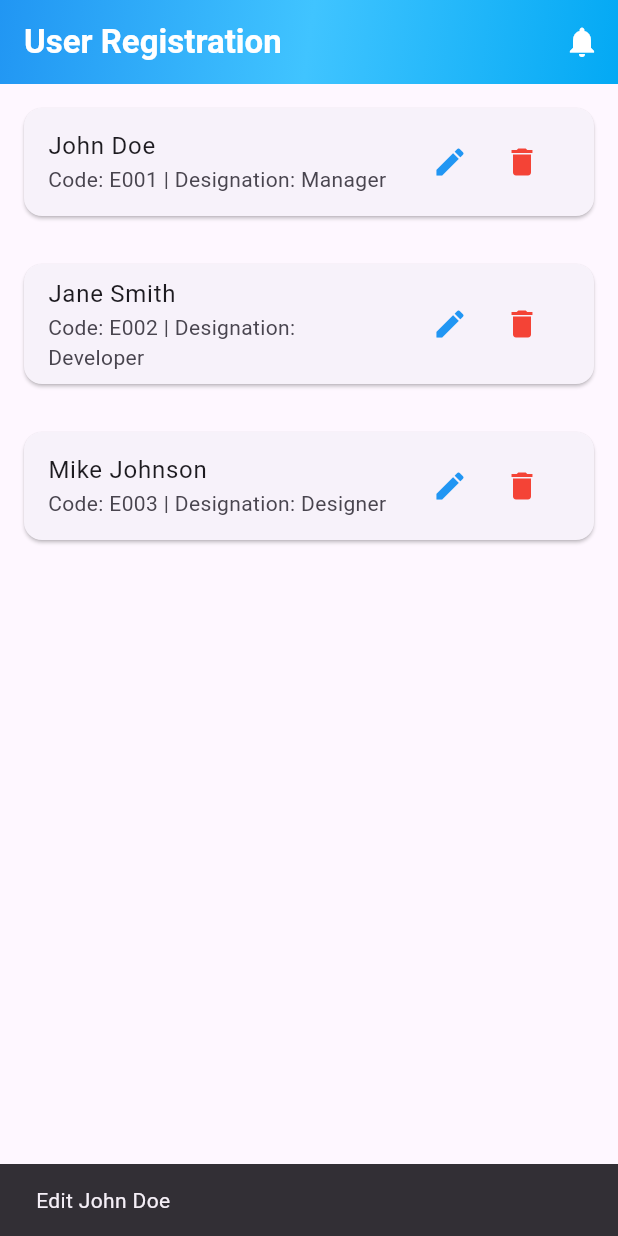
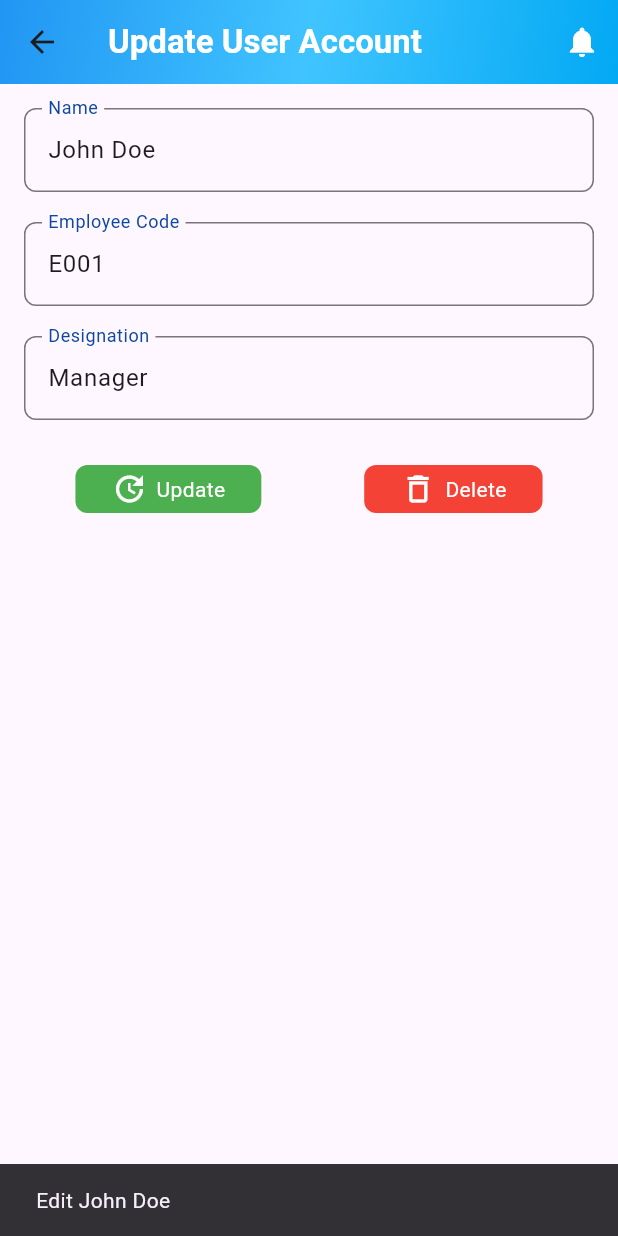
Before and after one commit to FoxtonResearchTech/camp_organizer, a Flutter app: the screen it shows after launch, after a tap on the "edit" icon, on a phone screen of 412 x 824 dp. Run offline on Flutter 3.47's test engine with Material 3 defaults, Android fonts, the light colour scheme and no system bars; our stand-ins replace cloud_firestore, curved_navigation_bar, firebase_auth, firebase_core, fl_chart, flutter_animate and 4 more; accounts and stored records are empty.

Commit message:
Merge remote-tracking branch 'origin/main'

```diff
--- a/lib/main.dart
+++ b/lib/main.dart
@@ -4,6 +4,7 @@ import 'package:camp_organizer/presentation/authentication/login_screen.dart';
 import 'package:camp_organizer/presentation/module/admin/add_employee.dart';
 import 'package:camp_organizer/presentation/module/admin/approvals.dart';
 import 'package:camp_organizer/presentation/module/admin/dashboard.dart';
+import 'package:camp_organizer/presentation/module/admin/edit_employee_account.dart';
 import 'package:camp_organizer/presentation/module/admin/manage_employee_account.dart';
 import 'package:firebase_core/firebase_core.dart';
 import 'package:flutter/material.dart';
--- /dev/null
+++ b/lib/presentation/module/admin/edit_employee_account.dart
@@ -0,0 +1,131 @@
+import 'package:camp_organizer/widgets/Text%20Form%20Field/custom_text_form_field.dart';
+import 'package:flutter/material.dart';
+
+import '../../notification/notification.dart';
+import 'manage_employee_account.dart';
+
+class EditEmployeeAccount extends StatefulWidget {
+  final Employee employee;
+  final int index;
+  final Function onUpdate;
+  final Function onDelete;
+
+  const EditEmployeeAccount({
+    Key? key,
+    required this.employee,
+    required this.index,
+    required this.onUpdate,
+    required this.onDelete,
+  }): super(key: key);
+
+  @override
+  State<EditEmployeeAccount> createState() => _EditEmployeeAccountState();
+}
+
+
+
+class _EditEmployeeAccountState extends State<EditEmployeeAccount> {
+  late TextEditingController nameController;
+  late TextEditingController empCodeController;
+  late TextEditingController designationController;
+
+  @override
+  void initState() {
+    super.initState();
+    nameController = TextEditingController(text: widget.employee.name);
+    empCodeController = TextEditingController(text: widget.employee.empCode);
+    designationController = TextEditingController(text: widget.employee.designation);
+  }
+
+  void _updateEmployee() {
+    widget.onUpdate(
+      widget.index,
+      Employee(
+        name: nameController.text,
+        empCode: empCodeController.text,
+        designation: designationController.text,
+      ),
+    );
+    Navigator.pop(context);
+  }
+
+  void _deleteEmployee() {
+    widget.onDelete(widget.index);
+    Navigator.pop(context);
+  }
+
+  @override
+  Widget build(BuildContext context) {
+    return Scaffold(
+      appBar: AppBar(
+        title: const Text(
+          'Update User Account',
+          style: TextStyle(color: Colors.white, fontSize: 22, fontWeight: FontWeight.bold),
+        ),
+        centerTitle: false,
+        backgroundColor: Colors.transparent,
+        elevation: 0,
+        flexibleSpace: Container(
+          decoration: BoxDecoration(
+            gradient: LinearGradient(
+              colors: [Colors.blue, Colors.lightBlueAccent, Colors.lightBlue],
+              begin: Alignment.topLeft,
+              end: Alignment.bottomRight,
+            ),
+          ),
+        ),
+        actions: [
+          IconButton(
+            icon: Icon(Icons.notifications, color: Colors.white),
+            onPressed: () {
+              Navigator.push(context, MaterialPageRoute(builder: (context)=>NotificationPage()));
+            },
+          ),
+        ],
+      ),
+      body: Padding(
+        padding: const EdgeInsets.all(16.0),
+        child: Column(
+          children: [
+            CustomTextFormField(labelText: 'Name',controller: nameController,),
+            SizedBox(height: 20,),
+            CustomTextFormField(labelText: 'Employee Code', controller: empCodeController,),
+            SizedBox(height: 20,),
+            CustomTextFormField(labelText: 'Designation',controller: designationController,),
+            const SizedBox(height: 30),
+
+
+            Row(
+              mainAxisAlignment: MainAxisAlignment.spaceAround,
+              children: [
+                _buildCustomActionButton(Icons.update_outlined, "Update", Colors.green, _updateEmployee), // Use custom button
+                _buildCustomActionButton(Icons.delete_outline_outlined, "Delete", Colors.red, _deleteEmployee,),
+              ],
+            ),
+          ],
+        ),
+      ),
+    );
+  }
+
+  Widget _buildCustomActionButton(IconData icon, String label, Color color, [VoidCallback? onPressed]) {
+    return InkWell(
+      onTap: onPressed,
+      child: Container(
+        padding: EdgeInsets.symmetric(vertical: 4, horizontal: 24),
+        decoration: BoxDecoration(
+          color: color,  // Set your custom background color here
+          borderRadius: BorderRadius.circular(8),
+        ),
+        child: Row(
+          mainAxisSize: MainAxisSize.min,
+          children: [
+            Icon(icon, color: Colors.white),
+            SizedBox(width: 6),
+            Text(label, style: TextStyle(color: Colors.white)),
+          ],
+        ),
+      ),
+    );
+  }
+}
--- a/lib/presentation/module/admin/manage_employee_account.dart
+++ b/lib/presentation/module/admin/manage_employee_account.dart
@@ -1,3 +1,4 @@
+import 'package:camp_organizer/presentation/module/admin/edit_employee_account.dart';
 import 'package:flutter/material.dart';
 
 import '../../notification/notification.dart';
@@ -36,6 +37,24 @@ class _ManageEmployeeAccountState extends State<ManageEmployeeAccount> {
   void _editEmployee(int index) {
     // You could navigate to a form to edit employee details
     // For now, it just shows a snackbar
+    final employee = employees[index];
+    Navigator.push(
+      context,
+      MaterialPageRoute(
+        builder: (context) => EditEmployeeAccount(
+          employee: employee,
+          index: index,
+          onUpdate: (int index, Employee updatedEmployee) {
+            setState(() {
+              employees[index] = updatedEmployee;
+            });
+          },
+          onDelete: (int index) {
+            _deleteEmployee(index);
+          },
+        ),
+      ),
+    );
     ScaffoldMessenger.of(context).showSnackBar(
       SnackBar(content: Text('Edit ${employees[index].name}')),
     );
```
